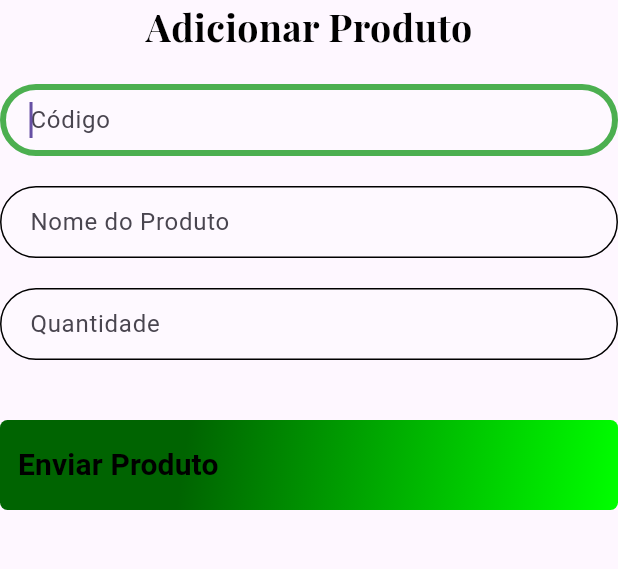
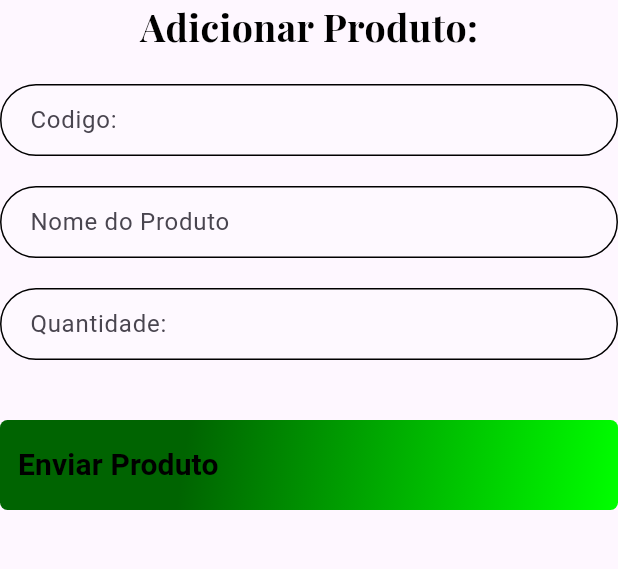
Before and after one commit to justingoldem/projeto_mobile_flutter, a Flutter app: the MenuScreen screen opened directly, after a tap on "Adicionar Produto", on a phone screen of 412 x 824 dp, the part 309-878 px from its top. Run offline on Flutter 3.47's test engine with Material 3 defaults, Android fonts, the light colour scheme and no system bars; our stand-ins replace google_fonts.

Commit message:
novo conteudo 6

```diff
--- a/lib/adicionaProduto.page.dart
+++ b/lib/adicionaProduto.page.dart
@@ -12,14 +12,14 @@ class _AdicionaState extends State<AdicionaProduto> {
   final apiServiceAdiciona apiService = apiServiceAdiciona();
   final TextEditingController _nomeProdutoController = TextEditingController();
   final TextEditingController _quantidadeController = TextEditingController();
-  final TextEditingController _idController = TextEditingController();
+   final TextEditingController _idController = TextEditingController();
 
   Future<void> _adicionarProduto() async {
     String nomeProduto = _nomeProdutoController.text;
     String quantidadeStr = _quantidadeController.text;
     String idCodigo = _idController.text;
 
-    if (nomeProduto.isEmpty || quantidadeStr.isEmpty || idCodigo.isEmpty) {
+    if (nomeProduto.isEmpty || quantidadeStr.isEmpty) {
       ScaffoldMessenger.of(context).showSnackBar(
         SnackBar(
           content: Text('Por favor, preencha todos os campos!'),
@@ -73,31 +73,30 @@ class _AdicionaState extends State<AdicionaProduto> {
               child: Image.asset("assets/logo.png"),
             ),
             Text(
-              'Adicionar Produto',
+              'Adicionar Produto:',
               style: GoogleFonts.playfairDisplay(
                 fontSize: 25,
                 fontWeight: FontWeight.bold,
                 color: Colors.black,
               ),
             ),
-            SizedBox(height: 20),
+             SizedBox(height: 20),
             TextFormField(
               controller: _idController,
               keyboardType: TextInputType.text,
-              autofocus: true,
-              decoration: getInputdecoration("Código"),
+              decoration: getInputdecoration("Codigo: "),
             ),
             SizedBox(height: 20),
             TextFormField(
               controller: _nomeProdutoController,
               keyboardType: TextInputType.text,
-              decoration: getInputdecoration("Nome do Produto"),
+              decoration: getInputdecoration("Nome do Produto "),
             ),
             SizedBox(height: 20),
             TextFormField(
               controller: _quantidadeController,
               keyboardType: TextInputType.number,
-              decoration: getInputdecoration("Quantidade"),
+              decoration: getInputdecoration("Quantidade: "),
             ),
             SizedBox(height: 40),
             Container(
--- a/lib/apirequisicaoAdiciona.dart
+++ b/lib/apirequisicaoAdiciona.dart
@@ -10,7 +10,6 @@ class apiServiceAdiciona {
     final String apiUrll = '${baseUrll}${id}/adicionar-estoque';
 
     Map<String, dynamic> data = {
-
       'nome': nome,
       'quantidade': quantidade,
     };
--- a/lib/menu.page.dart
+++ b/lib/menu.page.dart
@@ -77,17 +77,7 @@ class MenuScreen extends StatelessWidget {
             SizedBox(
               height: 25,
             ),
-            ElevatedButton(
-              onPressed: () {
-                Navigator.push(context,
-                    MaterialPageRoute(builder: (context) => removeProduto()));
-              },
-              child: Text(
-                'Remove Produto',
-                style:
-                    TextStyle(fontWeight: FontWeight.bold, color: Colors.black),
-              ),
-            ),
+
             SizedBox(
               height: 25,
             ),
```
Also changed, not shown: lib/login.page.dart (+1 -8 lines).
